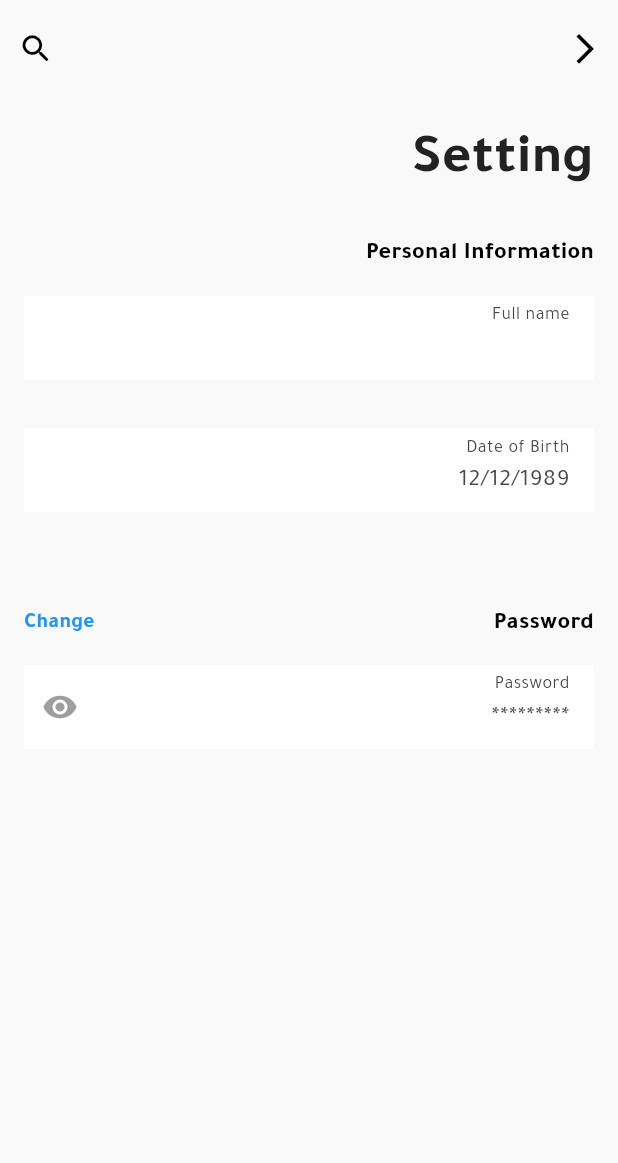
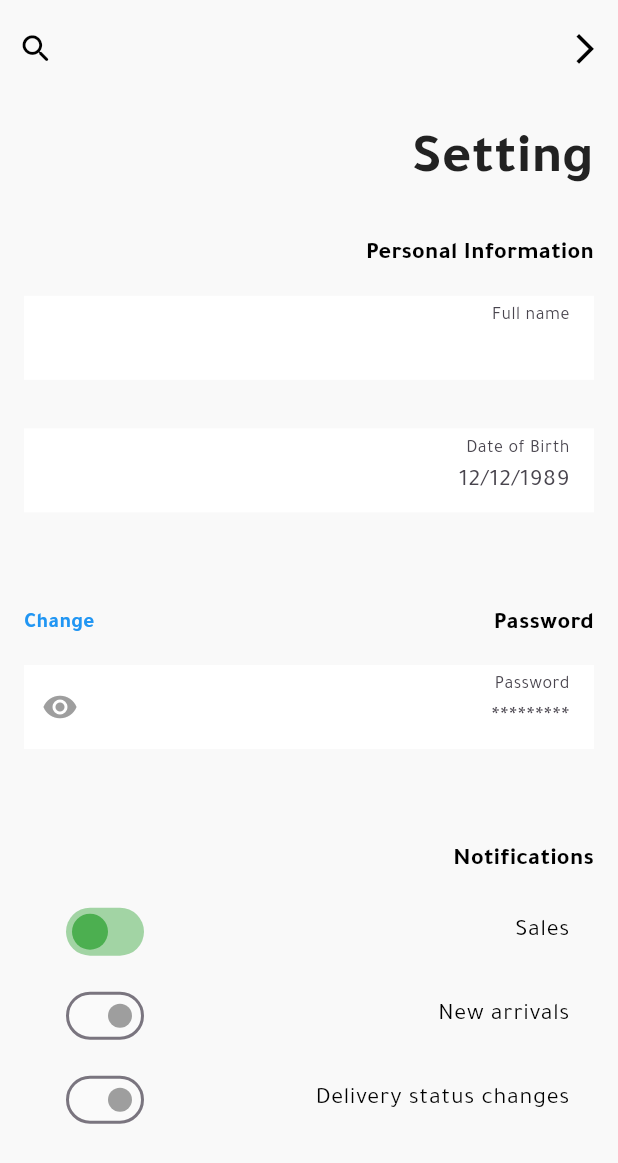
Before and after one commit to ideasandconceptsit/khayat_team1, a Flutter app: the SettingView screen opened by its route, on a phone screen of 412 x 824 dp. Shown: the top 1163 px of the screen. Run offline on Flutter 3.47's test engine with Material 3 defaults, Android fonts, the phone set to English and light mode, and no system bars; our stand-ins replace cached_network_image, dio, flutter_screenutil, flutter_svg, get, get_storage and 1 more; missing offline and left inert: awesome_dio_interceptor; accounts and stored records are empty.

Commit message:
Refactor settings view by replacing the personal information section and adding notification settings with a new switch tile component

```diff
--- a/lib/features/profile/view/setting_view.dart
+++ b/lib/features/profile/view/setting_view.dart
@@ -3,7 +3,7 @@ import 'package:flutter_screenutil/flutter_screenutil.dart';
 import 'package:team1_khayat/core/app_colors.dart';
 import 'package:team1_khayat/core/app_styles.dart';
 import 'package:team1_khayat/features/profile/view/widget/header_view_widget.dart';
-import 'package:team1_khayat/features/profile/view/widget/seting_section.dart';
+import 'package:team1_khayat/features/profile/view/widget/seting_personal_section.dart';
 import 'package:team1_khayat/shared/custom_app_bar/custom_app_bar.dart';
 
 class SettingView extends StatelessWidget {
@@ -28,6 +28,7 @@ class SettingView extends StatelessWidget {
               delegate: SliverChildListDelegate(
                 [const SettingsPersonalInformationSection(),
 
+
                 ],
               ),
             ),
--- a/lib/features/profile/view/widget/seting_section.dart
+++ b/lib/features/profile/view/widget/seting_personal_section.dart
@@ -1,6 +1,7 @@
 import 'package:flutter/material.dart';
 import 'package:flutter_screenutil/flutter_screenutil.dart';
 import 'package:team1_khayat/shared/custom_form_field/csutom_form_field.dart';
+import 'package:team1_khayat/shared/custom_switch_tile/custom_switch_tile.dart';
 
 class SettingsPersonalInformationSection extends StatelessWidget {
 
@@ -21,6 +22,10 @@ class SettingsPersonalInformationSection extends StatelessWidget {
         _buildSectionTitle('Password', actionText: 'Change'),
         CustomFormField(labelText: 'Password' ,obscureText: true , hintText: '*********',),
         SizedBox(height: 54.h),
+        _buildSectionTitle('Notifications'),
+      const CustomSwitchTile(title: 'Sales', initialValue: true),
+        const CustomSwitchTile(title: 'New arrivals', initialValue: false),
+        const CustomSwitchTile(title: 'Delivery status changes', initialValue: false),
       ],
     );
   }
@@ -31,9 +36,9 @@ class SettingsPersonalInformationSection extends StatelessWidget {
       child: Row(
         mainAxisAlignment: MainAxisAlignment.spaceBetween,
         children: [
-          Text(title, style: TextStyle(color: Colors.black, fontSize: 16, fontWeight: FontWeight.bold)),
+          Text(title, style: const TextStyle(color: Colors.black, fontSize: 16, fontWeight: FontWeight.bold)),
           if (actionText != null)
-            Text(actionText, style: TextStyle(color: Colors.blue, fontSize: 14, fontWeight: FontWeight.bold)),
+            Text(actionText, style: const TextStyle(color: Colors.blue, fontSize: 14, fontWeight: FontWeight.bold)),
         ],
       ),
     );
--- /dev/null
+++ b/lib/shared/custom_switch_tile/custom_switch_tile.dart
@@ -0,0 +1,45 @@
+import 'package:flutter/material.dart';
+import 'package:team1_khayat/core/app_colors.dart';
+
+class CustomSwitchTile extends StatefulWidget {
+  final String title;
+  final bool initialValue;
+
+  const CustomSwitchTile({
+    Key? key,
+    required this.title,
+    required this.initialValue,
+  }) : super(key: key);
+
+  @override
+  _CustomSwitchTileState createState() => _CustomSwitchTileState();
+}
+
+class _CustomSwitchTileState extends State<CustomSwitchTile> {
+  late bool isSwitched;
+
+  @override
+  void initState() {
+    super.initState();
+    isSwitched = widget.initialValue;
+  }
+
+  @override
+  Widget build(BuildContext context) {
+    return SwitchListTile(
+      title: Text(
+        widget.title,
+        style: TextStyle(color: AppColors.black, fontSize: 16),
+      ),
+      value: isSwitched,
+      onChanged: (value) {
+        setState(() {
+          isSwitched = value;
+        });
+      },
+      activeColor: Colors.green,
+      inactiveThumbColor: Colors.grey,
+      inactiveTrackColor: Colors.white24,
+    );
+  }
+}
```
